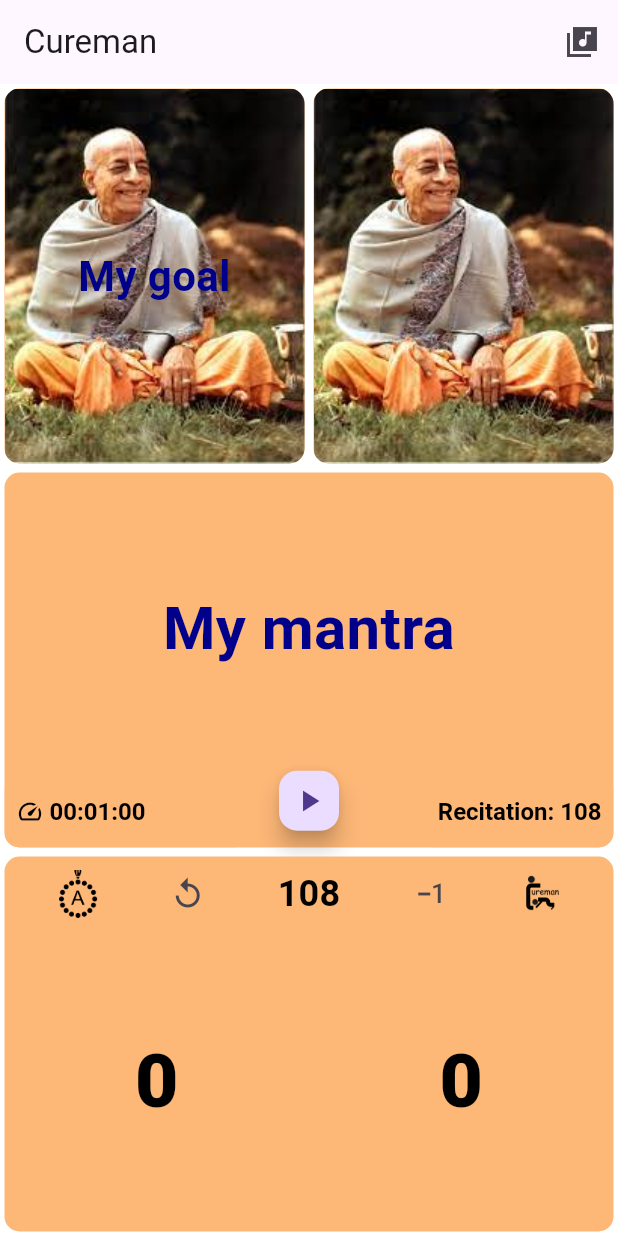
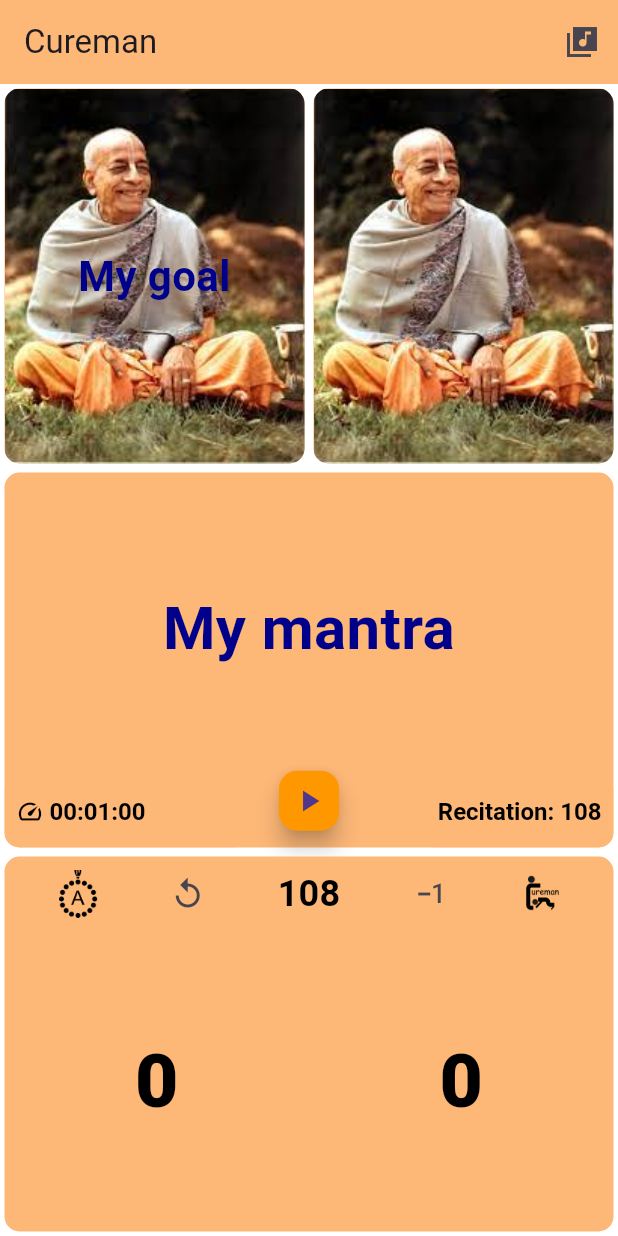
Before and after one commit to aartithakkar/spiritual_currency, a Flutter app: the screen it shows after launch, on a phone screen of 412 x 824 dp. Run offline on Flutter 3.47's test engine with Material 3 defaults, Android fonts, the phone set to English and light mode, and no system bars; drawn by our look-alikes of auto_size_text; our stand-ins replace audioplayers, file_picker, go_router, image_picker, shared_preferences.

Commit message:
Update app bar color

```diff
--- a/lib/screens/home.dart
+++ b/lib/screens/home.dart
@@ -356,6 +356,7 @@ class _MyHomePageState extends State<MyHomePage> {
         // the App.build method, and use it to set our appbar title.
         //title: Text(widget.title),
         title: const Text('Cureman'),
+        backgroundColor: const Color(0xFFFDB777),
         actions: [
           IconButton(
             //if user click this button, user can upload image from gallery
@@ -516,6 +517,7 @@ class _MyHomePageState extends State<MyHomePage> {
                                 },
                                 child: FloatingActionButton.small(
                                   onPressed: playPauseMantra,
+                                  backgroundColor: Colors.orange,
                                   //tooltip: 'Long press to modify mantra audio',
                                   child: isMantraPlay == true
                                       ? const Icon(Icons.pause)
```
